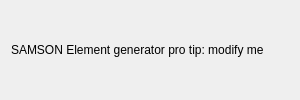
Above: AdenitaCoreSE/form/SEAdenitaVisualModelProperties.ui from edellano/Adenita-SAMSON-Edition before the change. Below: the same form after it.
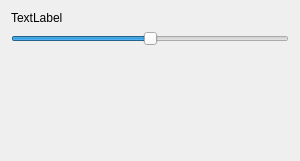
That is the form after the change.

Commit message: adding properties (UI) for visual model

```diff
--- a/AdenitaCoreSE/form/SEAdenitaVisualModelProperties.ui
+++ b/AdenitaCoreSE/form/SEAdenitaVisualModelProperties.ui
@@ -7,7 +7,7 @@
     <x>0</x>
     <y>0</y>
     <width>300</width>
-    <height>100</height>
+    <height>161</height>
    </rect>
   </property>
   <property name="minimumSize">
@@ -21,11 +21,28 @@
   </property>
   <layout class="QVBoxLayout" name="verticalLayout">
    <item>
-    <widget class="QLabel" name="label">
-     <property name="text">
-      <string>SAMSON Element generator pro tip: modify me</string>
-     </property>
-    </widget>
+    <layout class="QFormLayout" name="formLayout">
+     <item row="1" column="0" colspan="2">
+      <widget class="QSlider" name="hslScale">
+       <property name="maximum">
+        <number>120</number>
+       </property>
+       <property name="value">
+        <number>60</number>
+       </property>
+       <property name="orientation">
+        <enum>Qt::Horizontal</enum>
+       </property>
+      </widget>
+     </item>
+     <item row="0" column="0">
+      <widget class="QLabel" name="label">
+       <property name="text">
+        <string>TextLabel</string>
+       </property>
+      </widget>
+     </item>
+    </layout>
    </item>
   </layout>
  </widget>
```
Left out of the diff: 22 changed lines with no effect on the pictures. The commit also changes 5 other files.
